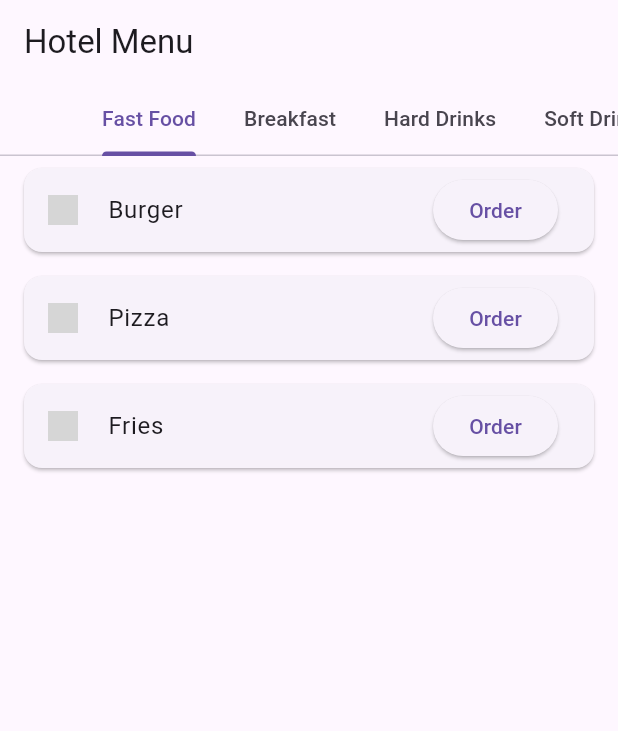
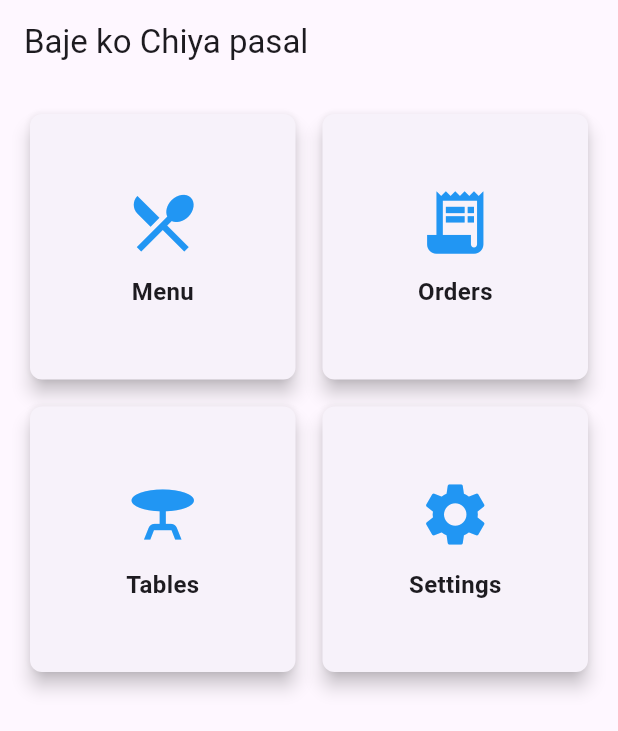
Before and after one commit to SamratGhimiree/menu, a Flutter app: the screen it shows after launch, on a phone screen of 412 x 824 dp. Shown: the top 731 px of the screen. Run offline on Flutter 3.47's test engine with Material 3 defaults, Android fonts, the phone set to English and light mode, and no system bars; grey boxes are pictures that could not be loaded.

Commit message:
learned grid view in home screen and gesture detection on tap function

```diff
--- a/lib/main.dart
+++ b/lib/main.dart
@@ -1,5 +1,5 @@
 import 'package:flutter/material.dart';
-import 'menu.dart';  // Import the menu.dart file here
+import 'menu.dart';  // Import the menu.dart file
 
 void main() => runApp(MyApp());
 
@@ -7,7 +7,96 @@ class MyApp extends StatelessWidget {
   @override
   Widget build(BuildContext context) {
     return MaterialApp(
-      home: MenuScreen(),  // Set MenuScreen as the home screen
+      home: HomeScreen(), // Set HomeScreen as the home page
     );
   }
 }
+
+class HomeScreen extends StatelessWidget {
+  @override
+  Widget build(BuildContext context) {
+    return Scaffold(
+      appBar: AppBar(
+        title: Text('Baje ko Chiya pasal'),
+      ),
+      body: GridView.count(
+        crossAxisCount: 2, // Number of icons per row
+        crossAxisSpacing: 10,
+        mainAxisSpacing: 10,
+        padding: EdgeInsets.all(16),
+        children: [
+          HomeIcon(
+            icon: Icons.restaurant_menu,
+            label: 'Menu',
+            onTap: () {
+              // Navigate to MenuScreen
+              Navigator.push(
+                context,
+                MaterialPageRoute(builder: (context) => MenuScreen()),
+              );
+            },
+          ),
+          HomeIcon(
+            icon: Icons.receipt_long,
+            label: 'Orders',
+            onTap: () {
+              // Navigate to Orders screen (replace with your screen)
+              ScaffoldMessenger.of(context).showSnackBar(
+                SnackBar(content: Text('Orders screen coming soon!')),
+              );
+            },
+          ),
+          HomeIcon(
+            icon: Icons.table_bar,
+            label: 'Tables',
+            onTap: () {
+              // Navigate to Tables screen (replace with your screen)
+              ScaffoldMessenger.of(context).showSnackBar(
+                SnackBar(content: Text('Tables screen coming soon!')),
+              );
+            },
+          ),
+          HomeIcon(
+            icon: Icons.settings,
+            label: 'Settings',
+            onTap: () {
+              // Navigate to Settings screen (replace with your screen)
+              ScaffoldMessenger.of(context).showSnackBar(
+                SnackBar(content: Text('Settings screen coming soon!')),
+              );
+            },
+          ),
+        ],
+      ),
+    );
+  }
+}
+
+class HomeIcon extends StatelessWidget {
+  final IconData icon;
+  final String label;
+  final VoidCallback onTap;
+
+  HomeIcon({required this.icon, required this.label, required this.onTap});
+
+  @override
+  Widget build(BuildContext context) {
+    return GestureDetector(
+      onTap: onTap,
+      child: Card(
+        elevation: 5,
+        shape: RoundedRectangleBorder(
+          borderRadius: BorderRadius.circular(8),
+        ),
+        child: Column(
+          mainAxisAlignment: MainAxisAlignment.center,
+          children: [
+            Icon(icon, size: 50, color: Colors.blue),
+            SizedBox(height: 10),
+            Text(label, style: TextStyle(fontSize: 16, fontWeight: FontWeight.bold)),
+          ],
+        ),
+      ),
+    );
+  }
+}
--- a/pubspec.yaml
+++ b/pubspec.yaml
@@ -30,6 +30,7 @@ environment:
 dependencies:
   flutter:
     sdk: flutter
+  http: ^1.2.0
 
 
   # The following adds the Cupertino Icons font to your application.
```
Also changed, not shown: lib/menu.dart (+17 -4 lines), pubspec.lock.
